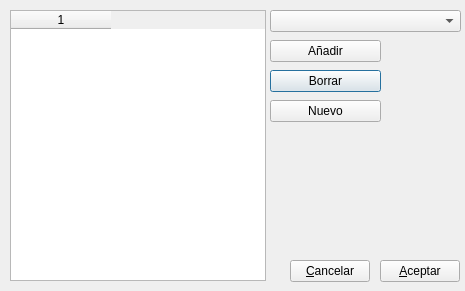
This is gui/dlgtemas.ui in rogorido/qtpredicadores as Qt 5 draws it before an edit. The edited form follows.
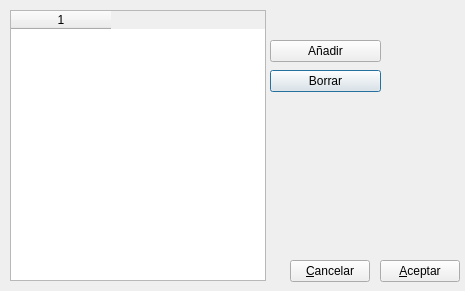
This is the edited form.

Commit message: Usando clase Tema en form de seleccionar (II)

```diff
--- a/gui/dlgtemas.ui
+++ b/gui/dlgtemas.ui
@@ -27,16 +27,6 @@
    </property>
    <column/>
   </widget>
-  <widget class="QComboBox" name="cboTemas">
-   <property name="geometry">
-    <rect>
-     <x>270</x>
-     <y>10</y>
-     <width>191</width>
-     <height>22</height>
-    </rect>
-   </property>
-  </widget>
   <widget class="QPushButton" name="btQuitarTema">
    <property name="geometry">
     <rect>
@@ -63,19 +53,6 @@
     <string>Añadir</string>
    </property>
   </widget>
-  <widget class="QPushButton" name="btNuevoTema">
-   <property name="geometry">
-    <rect>
-     <x>270</x>
-     <y>100</y>
-     <width>111</width>
-     <height>22</height>
-    </rect>
-   </property>
-   <property name="text">
-    <string>Nuevo</string>
-   </property>
-  </widget>
   <widget class="QPushButton" name="btOK">
    <property name="geometry">
     <rect>
```
The commit also changes 4 other files.
